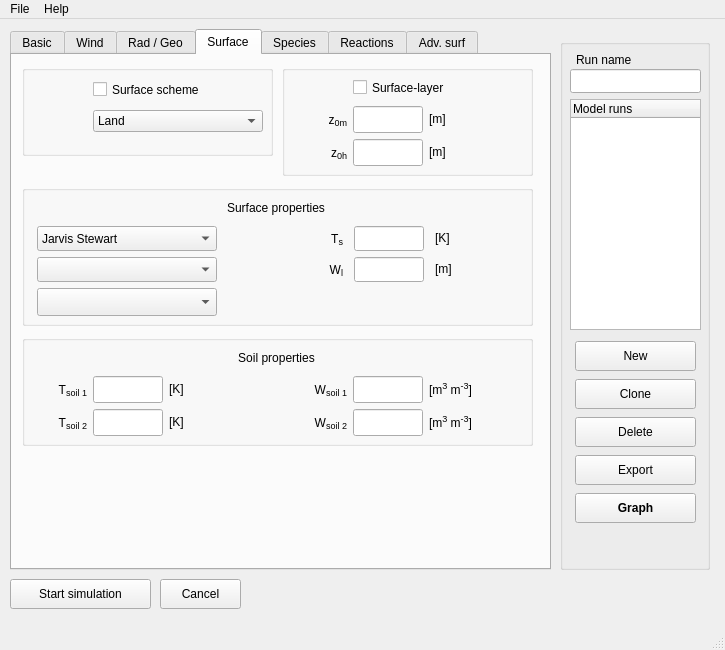
Old version of the form mainwindow.ui in the repository classmodel/modelgui.
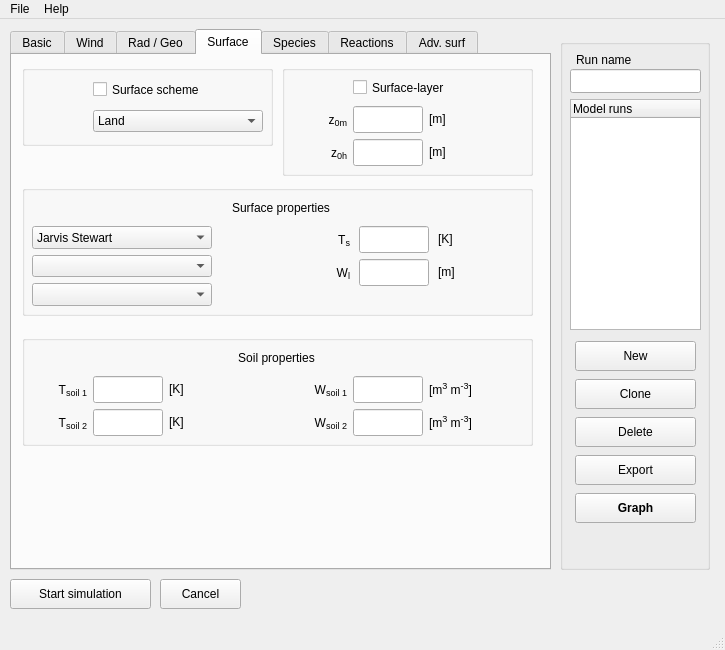
New version of the form. The open tabs and pages were chosen to show the change.

Commit message: Layout test for MacBookR

Diff of the .ui file:
```diff
--- a/mainwindow.ui
+++ b/mainwindow.ui
@@ -4188,7 +4188,7 @@
         <x>10</x>
         <y>10</y>
         <width>251</width>
-        <height>91</height>
+        <height>81</height>
        </rect>
       </property>
       <property name="title">
@@ -4277,7 +4277,7 @@
         <x>10</x>
         <y>130</y>
         <width>511</width>
-        <height>141</height>
+        <height>131</height>
        </rect>
       </property>
       <property name="title">
@@ -4288,16 +4288,16 @@
         <rect>
          <x>10</x>
          <y>10</y>
-         <width>491</width>
-         <height>121</height>
+         <width>221</width>
+         <height>111</height>
         </rect>
        </property>
-       <layout class="QGridLayout" name="surface_moisture_grid_2" columnminimumwidth="180,85,0,80">
+       <layout class="QGridLayout" name="surface_properties_grid_l" columnminimumwidth="50,0,60">
         <property name="sizeConstraint">
          <enum>QLayout::SetMinimumSize</enum>
         </property>
-        <item row="0" column="0" colspan="4">
-         <widget class="QLabel" name="label_surface_variables_2">
+        <item row="0" column="0" colspan="3">
+         <widget class="QLabel" name="label_soil_heat_3">
           <property name="minimumSize">
            <size>
             <width>0</width>
@@ -4311,46 +4311,14 @@
            </size>
           </property>
           <property name="text">
-           <string>Surface properties</string>
+           <string/>
           </property>
           <property name="alignment">
            <set>Qt::AlignCenter</set>
           </property>
          </widget>
         </item>
-        <item row="3" column="0">
-         <widget class="QComboBox" name="input_soil_soiltypes">
-          <property name="sizePolicy">
-           <sizepolicy hsizetype="Fixed" vsizetype="Preferred">
-            <horstretch>0</horstretch>
-            <verstretch>0</verstretch>
-           </sizepolicy>
-          </property>
-          <property name="minimumSize">
-           <size>
-            <width>180</width>
-            <height>0</height>
-           </size>
-          </property>
-         </widget>
-        </item>
-        <item row="2" column="0">
-         <widget class="QComboBox" name="input_surface_surfacetypes">
-          <property name="sizePolicy">
-           <sizepolicy hsizetype="Fixed" vsizetype="Preferred">
-            <horstretch>0</horstretch>
-            <verstretch>0</verstretch>
-           </sizepolicy>
-          </property>
-          <property name="minimumSize">
-           <size>
-            <width>180</width>
-            <height>0</height>
-           </size>
-          </property>
-         </widget>
-        </item>
-        <item row="1" column="0">
+        <item row="1" column="0" colspan="3">
          <widget class="QComboBox" name="sw_jarvis">
           <property name="sizePolicy">
            <sizepolicy hsizetype="Fixed" vsizetype="Preferred">
@@ -4379,8 +4347,8 @@
           </item>
          </widget>
         </item>
-        <item row="1" column="1">
-         <widget class="QLabel" name="label_surface_Ts">
+        <item row="2" column="0" colspan="3">
+         <widget class="QComboBox" name="input_surface_surfacetypes">
           <property name="sizePolicy">
            <sizepolicy hsizetype="Fixed" vsizetype="Preferred">
             <horstretch>0</horstretch>
@@ -4389,22 +4357,94 @@
           </property>
           <property name="minimumSize">
            <size>
-            <width>115</width>
+            <width>180</width>
             <height>0</height>
            </size>
           </property>
-          <property name="toolTip">
-           <string/>
+         </widget>
+        </item>
+        <item row="3" column="0" colspan="3">
+         <widget class="QComboBox" name="input_soil_soiltypes">
+          <property name="sizePolicy">
+           <sizepolicy hsizetype="Fixed" vsizetype="Preferred">
+            <horstretch>0</horstretch>
+            <verstretch>0</verstretch>
+           </sizepolicy>
+          </property>
+          <property name="minimumSize">
+           <size>
+            <width>180</width>
+            <height>0</height>
+           </size>
+          </property>
+         </widget>
+        </item>
+       </layout>
+      </widget>
+      <widget class="QLabel" name="label_surface_variables_2">
+       <property name="geometry">
+        <rect>
+         <x>20</x>
+         <y>10</y>
+         <width>478</width>
+         <height>25</height>
+        </rect>
+       </property>
+       <property name="minimumSize">
+        <size>
+         <width>0</width>
+         <height>25</height>
+        </size>
+       </property>
+       <property name="maximumSize">
+        <size>
+         <width>16777215</width>
+         <height>25</height>
+        </size>
+       </property>
+       <property name="text">
+        <string>Surface properties</string>
+       </property>
+       <property name="alignment">
+        <set>Qt::AlignCenter</set>
+       </property>
+      </widget>
+      <widget class="QWidget" name="gridLayoutWidget_31">
+       <property name="geometry">
+        <rect>
+         <x>270</x>
+         <y>10</y>
+         <width>231</width>
+         <height>91</height>
+        </rect>
+       </property>
+       <layout class="QGridLayout" name="surface_properties_grid_r" columnminimumwidth="50,0,80">
+        <property name="sizeConstraint">
+         <enum>QLayout::SetMinimumSize</enum>
+        </property>
+        <item row="0" column="0" colspan="3">
+         <widget class="QLabel" name="label_soil_heat_4">
+          <property name="minimumSize">
+           <size>
+            <width>0</width>
+            <height>25</height>
+           </size>
+          </property>
+          <property name="maximumSize">
+           <size>
+            <width>16777215</width>
+            <height>25</height>
+           </size>
           </property>
           <property name="text">
-           <string>&lt;html&gt;T&lt;span style=&quot; font-size:14px; vertical-align:sub;&quot;&gt;s&lt;/span&gt;&lt;/html&gt;</string>
+           <string/>
           </property>
           <property name="alignment">
-           <set>Qt::AlignRight|Qt::AlignTrailing|Qt::AlignVCenter</set>
+           <set>Qt::AlignCenter</set>
           </property>
          </widget>
         </item>
-        <item row="1" column="2">
+        <item row="1" column="1">
          <widget class="QLineEdit" name="input_surface_Ts">
           <property name="sizePolicy">
            <sizepolicy hsizetype="Fixed" vsizetype="Expanding">
@@ -4432,33 +4472,7 @@
           </property>
          </widget>
         </item>
-        <item row="1" column="3">
-         <widget class="QLabel" name="unitlabel_surface_Ts">
-          <property name="toolTip">
-           <string/>
-          </property>
-          <property name="text">
-           <string>&lt;html&gt;[K]&lt;/html&gt;</string>
-          </property>
-          <property name="alignment">
-           <set>Qt::AlignLeading|Qt::AlignLeft|Qt::AlignVCenter</set>
-          </property>
-         </widget>
-        </item>
         <item row="2" column="1">
-         <widget class="QLabel" name="label_surface_Wl">
-          <property name="toolTip">
-           <string/>
-          </property>
-          <property name="text">
-           <string>&lt;html&gt;W&lt;span style=&quot; font-size:14px; vertical-align:sub;&quot;&gt;l&lt;/span&gt;&lt;/html&gt;</string>
-          </property>
-          <property name="alignment">
-           <set>Qt::AlignRight|Qt::AlignTrailing|Qt::AlignVCenter</set>
-          </property>
-         </widget>
-        </item>
-        <item row="2" column="2">
          <widget class="QLineEdit" name="input_surface_Wl">
           <property name="sizePolicy">
            <sizepolicy hsizetype="Fixed" vsizetype="Expanding">
@@ -4486,7 +4500,45 @@
           </property>
          </widget>
         </item>
-        <item row="2" column="3">
+        <item row="2" column="0">
+         <widget class="QLabel" name="label_surface_Wl">
+          <property name="sizePolicy">
+           <sizepolicy hsizetype="Fixed" vsizetype="Preferred">
+            <horstretch>0</horstretch>
+            <verstretch>0</verstretch>
+           </sizepolicy>
+          </property>
+          <property name="minimumSize">
+           <size>
+            <width>55</width>
+            <height>0</height>
+           </size>
+          </property>
+          <property name="toolTip">
+           <string/>
+          </property>
+          <property name="text">
+           <string>&lt;html&gt;W&lt;span style=&quot; font-size:14px; vertical-align:sub;&quot;&gt;l&lt;/span&gt;&lt;/html&gt;</string>
+          </property>
+          <property name="alignment">
+           <set>Qt::AlignRight|Qt::AlignTrailing|Qt::AlignVCenter</set>
+          </property>
+         </widget>
+        </item>
+        <item row="1" column="2">
+         <widget class="QLabel" name="unitlabel_surface_Ts">
+          <property name="toolTip">
+           <string/>
+          </property>
+          <property name="text">
+           <string>&lt;html&gt;[K]&lt;/html&gt;</string>
+          </property>
+          <property name="alignment">
+           <set>Qt::AlignLeading|Qt::AlignLeft|Qt::AlignVCenter</set>
+          </property>
+         </widget>
+        </item>
+        <item row="2" column="2">
          <widget class="QLabel" name="unitlabel_surface_Wl">
           <property name="toolTip">
            <string/>
@@ -4499,13 +4551,25 @@
           </property>
          </widget>
         </item>
-        <item row="3" column="1">
-         <widget class="QLabel" name="label_surface_Wl_2">
+        <item row="1" column="0">
+         <widget class="QLabel" name="label_surface_Ts">
+          <property name="sizePolicy">
+           <sizepolicy hsizetype="Fixed" vsizetype="Preferred">
+            <horstretch>0</horstretch>
+            <verstretch>0</verstretch>
+           </sizepolicy>
+          </property>
+          <property name="minimumSize">
+           <size>
+            <width>55</width>
+            <height>0</height>
+           </size>
+          </property>
           <property name="toolTip">
            <string/>
           </property>
           <property name="text">
-           <string>&lt;html&gt;&lt;head/&gt;&lt;body&gt;&lt;p&gt;&lt;br/&gt;&lt;/p&gt;&lt;/body&gt;&lt;/html&gt;</string>
+           <string>&lt;html&gt;T&lt;span style=&quot; font-size:14px; vertical-align:sub;&quot;&gt;s&lt;/span&gt;&lt;/html&gt;</string>
           </property>
           <property name="alignment">
            <set>Qt::AlignRight|Qt::AlignTrailing|Qt::AlignVCenter</set>
```
Left out of the diff: 25 changed lines with no effect on the pictures.
